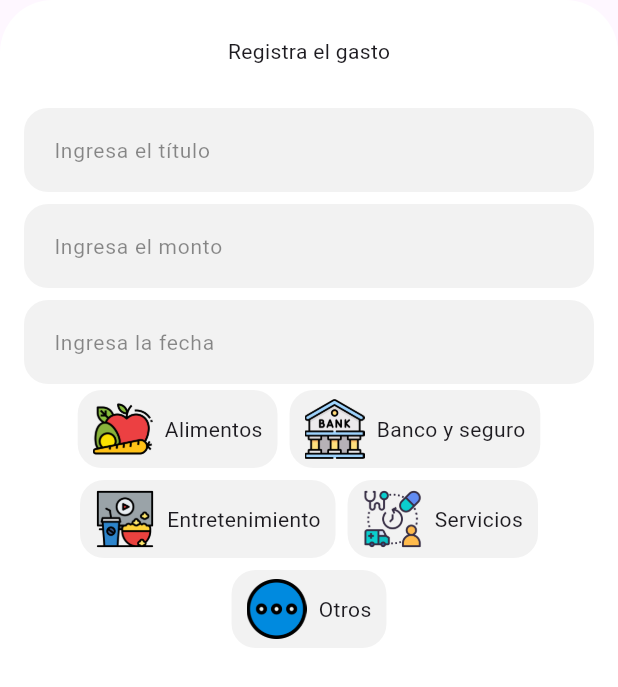
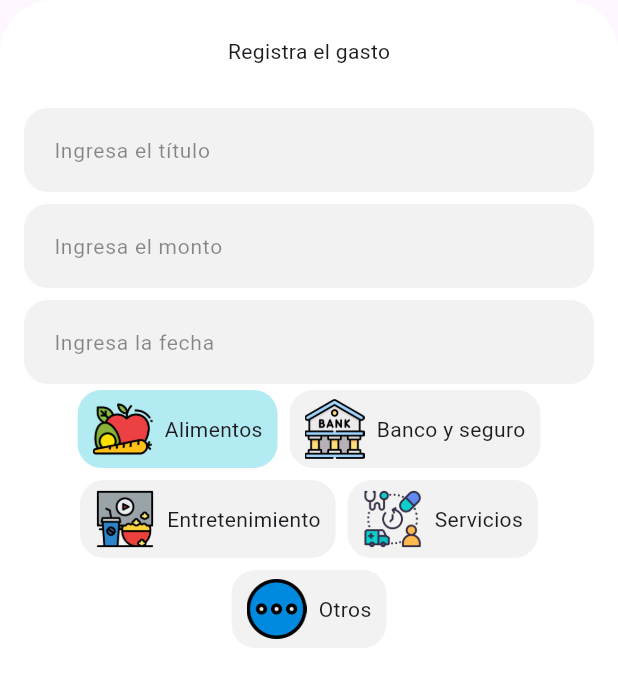
Before and after one commit to fr4nsgallegos/gastosappg12, a Flutter app: the RegisterModalWidget widget shown alone on an empty page, opened directly, on a phone screen of 412 x 824 dp. Shown: the top 687 px of the screen. Run offline on Flutter 3.47's test engine with Material 3 defaults, Android fonts, the phone set to English and light mode, and no system bars; our stand-ins replace sqflite; accounts and stored records are empty.

Commit message:
logica de seleccion de tipos

```diff
--- a/lib/widgets/item_type_widget.dart
+++ b/lib/widgets/item_type_widget.dart
@@ -3,15 +3,25 @@ import 'package:gastosappg12/models/type_model.dart';
 
 class ItemTypeWidget extends StatelessWidget {
   TypeModel typeModel;
-
-  ItemTypeWidget({required this.typeModel});
+  bool isSelected;
+  VoidCallback tap;
+  ItemTypeWidget({
+    required this.typeModel,
+    required this.isSelected,
+    required this.tap,
+  });
 
   @override
   Widget build(BuildContext context) {
-    return Container(
+    return GestureDetector(
+      onTap: tap,
+      child: Container(
         padding: EdgeInsets.symmetric(horizontal: 10, vertical: 6),
         decoration: BoxDecoration(
-        color: Colors.black.withOpacity(0.05),
+          color:
+              isSelected
+                  ? Colors.cyan.withOpacity(0.3)
+                  : Colors.black.withOpacity(0.05),
           borderRadius: BorderRadius.circular(16),
         ),
         child: Row(
@@ -22,6 +32,7 @@ class ItemTypeWidget extends StatelessWidget {
             Text(typeModel.type),
           ],
         ),
+      ),
     );
   }
 }
--- a/lib/widgets/register_modal_widget.dart
+++ b/lib/widgets/register_modal_widget.dart
@@ -14,6 +14,7 @@ class _RegisterModalWidgetState extends State<RegisterModalWidget> {
   TextEditingController titleContoller = TextEditingController();
   TextEditingController priceController = TextEditingController();
   TextEditingController dateController = TextEditingController();
+  String typeSelected = "Alimentos";
 
   void showDateTimePicker() async {
     DateTime? datePicker = await showDatePicker(
@@ -79,7 +80,18 @@ class _RegisterModalWidgetState extends State<RegisterModalWidget> {
             runSpacing: 8,
             alignment: WrapAlignment.center,
             children:
-                typesList.map((e) => ItemTypeWidget(typeModel: e)).toList(),
+                typesList
+                    .map(
+                      (e) => ItemTypeWidget(
+                        typeModel: e,
+                        isSelected: typeSelected == e.type,
+                        tap: () {
+                          typeSelected = e.type;
+                          setState(() {});
+                        },
+                      ),
+                    )
+                    .toList(),
           ),
         ],
       ),
```
Lines whose indentation alone changed are shown as unchanged.
